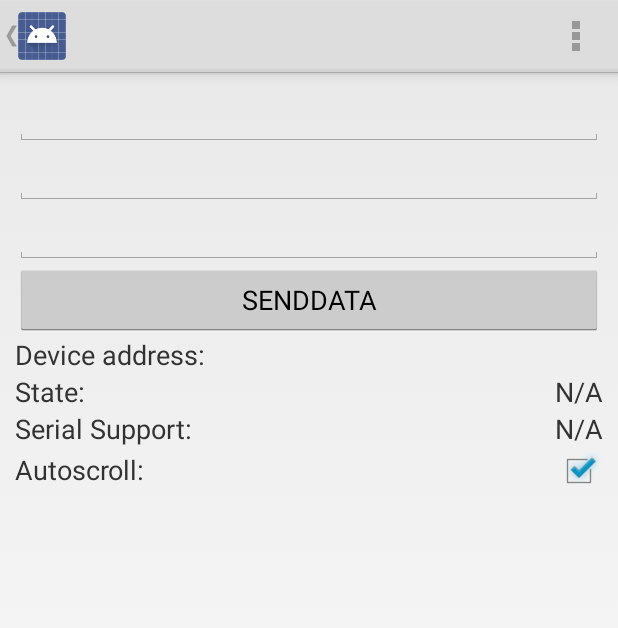
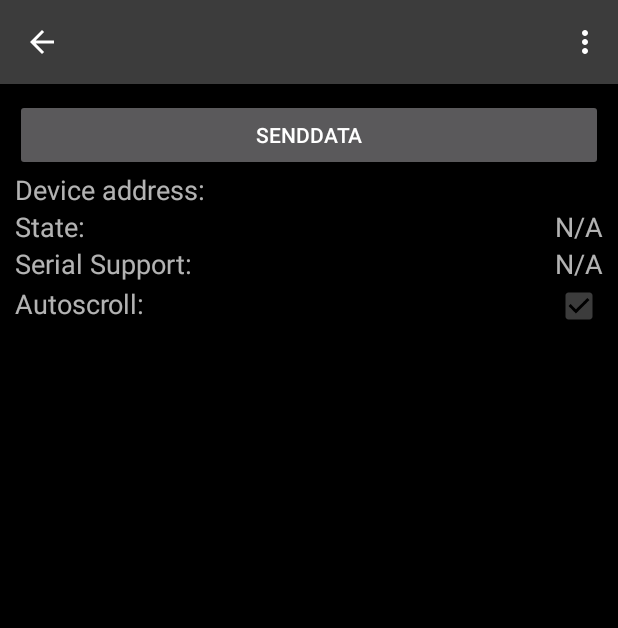
Before and after one commit to Raven1701/InfinityMirror, an Android app: the DeviceControlActivity screen opened directly, with no data from a screen before it, after a tap on "SENDDATA", on a phone screen of 412 x 824 dp. Shown: the top 628 px of the screen. Run offline under Robolectric (Android 15) with nearby library versions, the phone set to English and light mode, and no system bars; libraries missing offline, so code that uses them is left out: com.github.danielnilsson9.colorpickerview; 3 statements that could not run were skipped.

Commit message:
small changes

```diff
--- a/app/build.gradle
+++ b/app/build.gradle
@@ -25,4 +25,5 @@ dependencies {
     testImplementation 'junit:junit:4.12'
     androidTestImplementation 'com.android.support.test:runner:1.0.1'
     androidTestImplementation 'com.android.support.test.espresso:espresso-core:3.0.1'
+    compile "com.github.danielnilsson9:color-picker-view:1.4.0@aar"
 }
--- a/app/src/main/java/com/Raven1701/infinitymirror/DeviceControlActivity.java
+++ b/app/src/main/java/com/Raven1701/infinitymirror/DeviceControlActivity.java
@@ -25,6 +25,7 @@ import android.content.Context;
 import android.content.Intent;
 import android.content.IntentFilter;
 import android.content.ServiceConnection;
+import android.content.SharedPreferences;
 import android.os.Bundle;
 import android.os.IBinder;
 import android.util.Log;
@@ -38,6 +39,7 @@ import android.widget.SeekBar;
 import android.widget.TextView;
 
 import com.example.raven1701.infinitymirror.R;
+import com.github.danielnilsson9.colorpickerview.view.ColorPickerView;
 
 import java.util.ArrayList;
 import java.util.HashMap;
@@ -101,6 +103,14 @@ public class DeviceControlActivity extends Activity {
             mBluetoothLeService = null;
         }
     };
+
+    @Override
+    public void onBackPressed() {
+        SharedPreferences preferences = this.getSharedPreferences("com.Raven1701.infinitymirror", MODE_PRIVATE);
+        preferences.edit().putString("adress", "empty").apply();
+        preferences.edit().putString("name", "empty").apply();
+        Log.i("SharedPreferenced", "name, adress reset.");
+    }
 
     // Handles various events fired by the Service.
     // ACTION_GATT_CONNECTED: connected to a GATT server.
@@ -242,38 +252,24 @@ public class DeviceControlActivity extends Activity {
     @Override
     public boolean onCreateOptionsMenu(Menu menu) {
         getMenuInflater().inflate(R.menu.gatt_services, menu);
+        menu.findItem(R.id.show_logs).setVisible(true); //hide own menu
 
-        menu.findItem(R.id.menu_text).setVisible(false); //hide own menu
-
-        if (mConnected) {
-            menu.findItem(R.id.menu_connect).setVisible(false);
-            menu.findItem(R.id.menu_disconnect).setVisible(true);
-        } else {
-            menu.findItem(R.id.menu_connect).setVisible(true);
-            menu.findItem(R.id.menu_disconnect).setVisible(false);
-        }
         return true;
     }
 
     @Override
     public boolean onOptionsItemSelected(MenuItem item) {
-        switch (item.getItemId()) {
-            case R.id.menu_json:
-                if (mBluetoothLeService != null) {
-                    unbindService(mServiceConnection);
-                    mBluetoothLeService = null;
+        TextView textView = findViewById(R.id.data_value);
+        switch (item.getItemId()){
+            case R.id.show_logs:
+                if(textView.getVisibility()==View.VISIBLE){
+                    textView.setVisibility(View.INVISIBLE);
+                    item.setTitle(R.string.show_logs);
                 }
-                final Intent intent = new Intent(this, ParseJSONActivity.class);
-                intent.putExtra(ParseJSONActivity.EXTRAS_DEVICE_NAME, mDeviceName);
-                intent.putExtra(ParseJSONActivity.EXTRAS_DEVICE_ADDRESS, mDeviceAddress);
-                startActivity(intent);
-                finish();
-                return true;
-            case R.id.menu_connect:
-                mBluetoothLeService.connect(mDeviceAddress);
-                return true;
-            case R.id.menu_disconnect:
-                mBluetoothLeService.disconnect();
+                else{
+                    textView.setVisibility(View.VISIBLE);
+                    item.setTitle(R.string.hide_logs);
+                }
                 return true;
             case android.R.id.home:
                 onBackPressed();
@@ -345,11 +341,8 @@ public class DeviceControlActivity extends Activity {
 
     }
     public void clickButton(View v){
-        EditText r = (EditText)findViewById(R.id.editTextR);
-        EditText g = (EditText)findViewById(R.id.editTextG);
-        EditText b = (EditText)findViewById(R.id.editTextB);
-        String message = String.valueOf(r.getText())+","+String.valueOf(g.getText())+","+String.valueOf(b.getText());
-             sendDataToBLE(message);
+             sendDataToBLE("00000025510150050");
+
     }
     void sendDataToBLE(String str) {
         Log.d(TAG, "Sending result=" + str);
--- /dev/null
+++ b/app/src/main/res/layout/color_picker.xml
@@ -0,0 +1,6 @@
+<?xml version="1.0" encoding="utf-8"?>
+<android.support.constraint.ConstraintLayout
+    xmlns:android="http://schemas.android.com/apk/res/android" android:layout_width="match_parent"
+    android:layout_height="match_parent">
+
+</android.support.constraint.ConstraintLayout>
--- a/app/src/main/res/layout/gatt_services_characteristics.xml
+++ b/app/src/main/res/layout/gatt_services_characteristics.xml
@@ -17,27 +17,6 @@
     android:layout_height="wrap_content"
     android:layout_margin="10dp"
     android:orientation="vertical">
-
-    <EditText
-        android:id="@+id/editTextB"
-        android:layout_width="match_parent"
-        android:layout_height="wrap_content"
-        android:ems="10"
-        android:inputType="numberDecimal" />
-
-    <EditText
-        android:id="@+id/editTextG"
-        android:layout_width="match_parent"
-        android:layout_height="wrap_content"
-        android:ems="10"
-        android:inputType="numberDecimal" />
-
-    <EditText
-        android:id="@+id/editTextR"
-        android:layout_width="match_parent"
-        android:layout_height="wrap_content"
-        android:ems="10"
-        android:inputType="numberDecimal" />
 
     <Button
         android:id="@+id/button"
@@ -183,6 +162,7 @@
                 android:layout_width="match_parent"
                 android:layout_height="wrap_content"
                 android:text=""
+                android:visibility="invisible"
                 android:textSize="18sp" />
         </ScrollView>
 
--- a/app/src/main/res/menu/gatt_services.xml
+++ b/app/src/main/res/menu/gatt_services.xml
@@ -12,35 +12,17 @@
      See the License for the specific language governing permissions and
      limitations under the License.
 -->
-<menu xmlns:android="http://schemas.android.com/apk/res/android">
+<menu xmlns:app="http://schemas.android.com/apk/res-auto"
+    xmlns:android="http://schemas.android.com/apk/res/android">
 
     <item
         android:id="@+id/menu_refresh"
         android:checkable="false"
         android:orderInCategory="1"
-        android:showAsAction="ifRoom" />
+        app:showAsAction="ifRoom" />
     <item
-        android:id="@+id/menu_connect"
-        android:title="@string/menu_connect" />
-    <!--android:orderInCategory="100"
-        android:showAsAction="ifRoom|withText"-->
-    <item
-        android:id="@+id/menu_disconnect"
-        android:title="@string/menu_disconnect" />
-    <!--android:orderInCategory="101"
-        android:showAsAction="ifRoom|withText"-->
-
-
-    <!--item
-        android:icon="@drawable/ic_down"
-        android:showAsAction="ifRoom">
-        <menu-->
-    <item
-        android:id="@+id/menu_text"
-        android:title="Plain Text" />
-    <item
-        android:id="@+id/menu_json"
-        android:title="Parse JSON" />
+        android:id="@+id/show_logs"
+        android:title="ShowLogs" />
     <!--/menu>
 </item-->
 </menu>
--- a/app/src/main/res/values/colors.xml
+++ b/app/src/main/res/values/colors.xml
@@ -2,5 +2,7 @@
 <resources>
     <color name="colorPrimary">#3F51B5</color>
     <color name="colorPrimaryDark">#303F9F</color>
-    <color name="colorAccent">#FF4081</color>
+    <color name="colorAccent">#3c3c3c</color>
+    <color name="primary_material_dark">#3c3c3c</color>
+    <color name="background_material_dark">#000000</color>
 </resources>
--- a/app/src/main/res/values/strings.xml
+++ b/app/src/main/res/values/strings.xml
@@ -31,6 +31,8 @@
     <string name="unknown_characteristic">Unknown characteristic</string>
     <string name="unknown_service">Unknown service</string>
 
+    <string name="show_logs">Show Logs</string>
+    <string name="hide_logs">Hide Logs</string>
     <!-- Menu items -->
     <string name="menu_connect">Connect</string>
     <string name="menu_disconnect">Disconnect</string>
--- a/app/src/main/res/values/styles.xml
+++ b/app/src/main/res/values/styles.xml
@@ -1,10 +1,20 @@
 <?xml version="1.0" encoding="utf-8"?>
 <resources>
 
-    <style name="custom_theme" parent="@android:style/Theme.Holo.Light">
+    <style name="custom_theme" parent="@android:style/Theme.Material">
         <!--item name="android:displayOptions">showHome|homeAsUp|showTitle</item>
         <item name="displayOptions">showHome|homeAsUp|showTitle</item>
         <item name="android:icon">@android:color/transparent</item-->
+    </style>
+    <style name="black_style" parent="custom_theme">
+
+
+        <item name="android:colorPrimary">@color/primary_material_dark</item>
+        <item name="android:colorBackground">@color/background_material_dark</item>
+        <item name="android:colorAccent">@color/colorAccent</item>
+        <item name="android:navigationBarColor">@android:color/darker_gray</item>
+        <item name="android:colorPrimaryDark">@color/colorAccent</item>
+        <item name="android:statusBarColor">@android:color/black</item>
     </style>
     <style name="custom_theme_fullscreen" parent="@android:style/Theme.Holo.Light.NoActionBar.Fullscreen">
         <!--item name="android:displayOptions">showHome|homeAsUp|showTitle</item>
```
Also changed, not shown: app/src/main/AndroidManifest.xml (+4 -3 lines), app/src/main/java/com/Raven1701/infinitymirror/DeviceScanActivity.java (+23 -4 lines), app/src/main/java/com/Raven1701/infinitymirror/GlobalData.java (added, +14 -0 lines), app/src/main/java/com/Raven1701/infinitymirror/ParseJSONActivity.java (+4 -4 lines).
